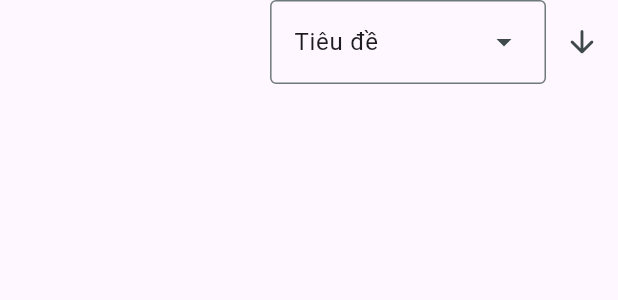
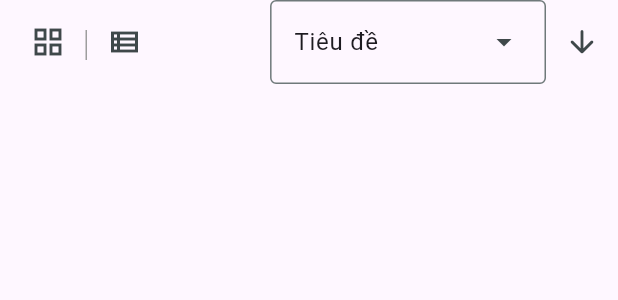
Before and after one commit to nmd1406/Flutter-Notes, a Flutter app: the NoteList widget shown alone on an empty page, opened directly with empty values, on a phone screen of 412 x 824 dp. Shown: the top 300 px of the screen. Run offline on Flutter 3.47's test engine with Material 3 defaults, Android fonts, the phone set to English and light mode, and no system bars; our stand-ins replace file_picker, flutter_riverpod.

Commit message:
add view style

```diff
--- a/lib/widgets/note_list.dart
+++ b/lib/widgets/note_list.dart
@@ -5,6 +5,7 @@ import 'package:flutter_riverpod/flutter_riverpod.dart';
 
 import 'package:notes/models/note.dart';
 import 'package:notes/providers/multiple_selection_function.dart';
+import 'package:notes/widgets/note_grid_view_item.dart';
 import 'package:notes/widgets/note_item.dart';
 
 class NoteList extends ConsumerStatefulWidget {
@@ -22,6 +23,7 @@ class NoteList extends ConsumerStatefulWidget {
 class _NoteListState extends ConsumerState<NoteList> {
   bool _isAscendingOrder = true;
   bool _isMultiPleSelectorVisible = false;
+  String _selectingViewStyle = 'list';
   final Set<Note> _selectedNote = HashSet();
 
   void _sortNotes(String sortType) {
@@ -87,9 +89,36 @@ class _NoteListState extends ConsumerState<NoteList> {
 
     return Column(
       children: [
-        Row(
+        IntrinsicHeight(
+          child: Row(
             mainAxisAlignment: MainAxisAlignment.end,
             children: [
+              Padding(
+                padding: const EdgeInsets.only(left: 8),
+                child: IconButton(
+                  onPressed: () {
+                    setState(() {
+                      _selectingViewStyle = 'grid';
+                    });
+                  },
+                  icon: const Icon(Icons.grid_view_outlined),
+                ),
+              ),
+              const VerticalDivider(
+                width: 3,
+                thickness: 1,
+                indent: 20,
+                endIndent: 16,
+                color: Colors.grey,
+              ),
+              IconButton(
+                onPressed: () {
+                  setState(() {
+                    _selectingViewStyle = 'list';
+                  });
+                },
+                icon: const Icon(Icons.view_list_outlined),
+              ),
               const Spacer(),
               DropdownMenu(
                 initialSelection: selectingValue,
@@ -130,7 +159,9 @@ class _NoteListState extends ConsumerState<NoteList> {
               )
             ],
           ),
+        ),
         const SizedBox(height: 20),
+        if (_selectingViewStyle == 'list')
           Expanded(
             child: ListView.builder(
               itemCount: widget.noteList.length,
@@ -178,6 +209,22 @@ class _NoteListState extends ConsumerState<NoteList> {
               ),
             ),
           )
+        else
+          Expanded(
+            child: GridView.builder(
+              padding: const EdgeInsets.symmetric(horizontal: 14),
+              itemCount: widget.noteList.length,
+              gridDelegate: const SliverGridDelegateWithFixedCrossAxisCount(
+                crossAxisCount: 2,
+                mainAxisSpacing: 10,
+                crossAxisSpacing: 20,
+                childAspectRatio: 0.8,
+              ),
+              itemBuilder: (context, index) {
+                return NoteGridViewItem(note: widget.noteList[index]);
+              },
+            ),
+          )
       ],
     );
   }
```
Lines whose indentation alone changed are shown as unchanged.
